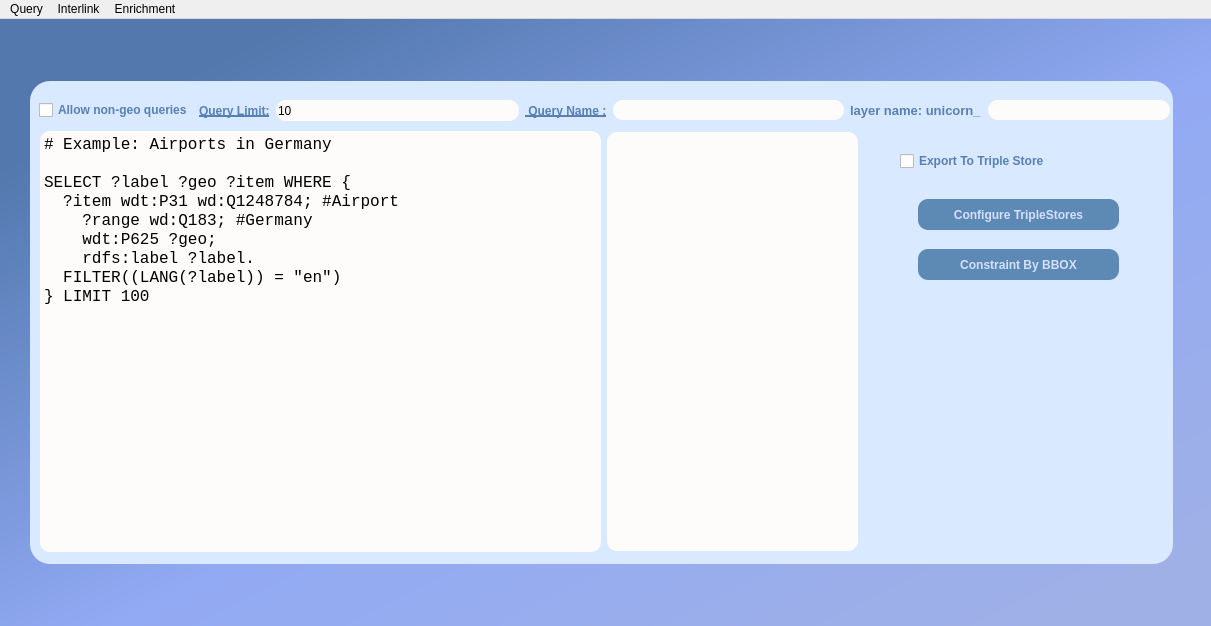
Before: the Qt Designer form sparql_unicorn_dialog_base_simp.ui in Cprudhomme/SpaLOD_qgis_plugin, drawn with Qt 5.
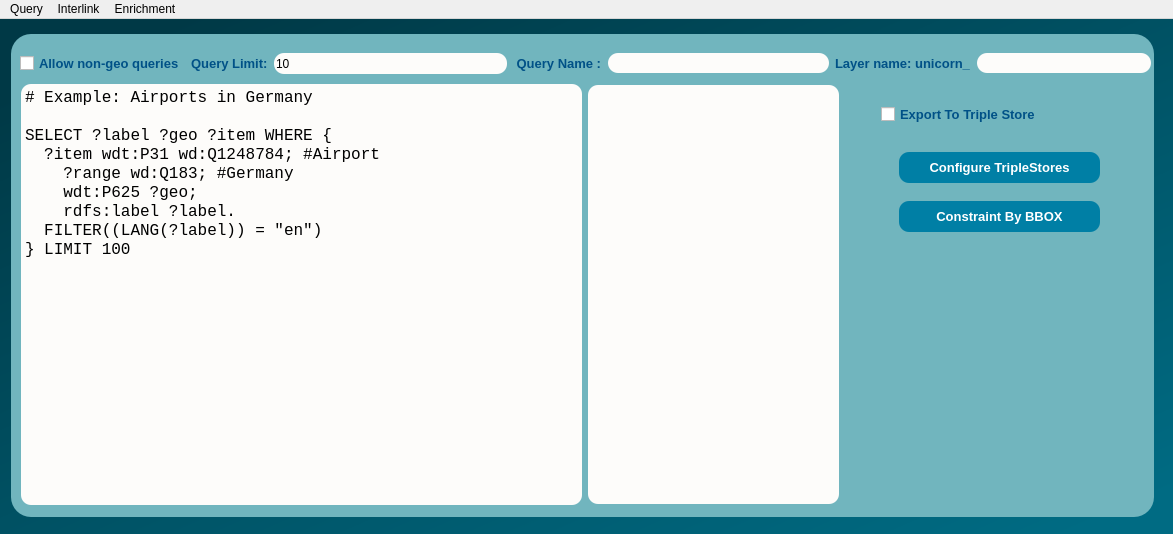
After: the same form once the commit is applied.

Diff of the .ui file:
```diff
--- a/sparql_unicorn_dialog_base_simp.ui
+++ b/sparql_unicorn_dialog_base_simp.ui
@@ -6,8 +6,8 @@
    <rect>
     <x>0</x>
     <y>0</y>
-    <width>1211</width>
-    <height>626</height>
+    <width>1173</width>
+    <height>534</height>
    </rect>
   </property>
   <property name="windowTitle">
@@ -20,7 +20,8 @@
   <widget class="QWidget" name="query_page_central_widget">
    <property name="styleSheet">
     <string notr="true">QObject#query_page_central_widget{
-background-color: qlineargradient(spread:repeat, x1:0, y1:0, x2:1, y2:1, stop:0.125 rgba(82, 120, 174, 255), stop:0.545455 rgba(146, 170, 244, 255), stop:0.931818 rgba(159, 176, 230, 255));}</string>
+background-color:qlineargradient(spread:pad, x1:0, y1:0, x2:1, y2:1, stop:0.0795455 rgba(0, 57, 70, 255), stop:0.5625 rgba(0, 85, 104, 255), stop:0.954545 rgba(0, 107, 131, 255));}
+</string>
    </property>
    <layout class="QGridLayout" name="gridLayout">
     <item row="0" column="1">
@@ -85,7 +86,8 @@
       </property>
       <property name="styleSheet">
        <string notr="true">QObject#query_page_frame{
-background-color:rgb(217, 233, 255);
+	background-color:qlineargradient(spread:pad, x1:0, y1:0, x2:1, y2:1, stop:0.0113636 rgba(113, 181, 190, 255));
+	
 border-radius:20px;}
 
 
@@ -112,7 +114,7 @@
          <widget class="QCheckBox" name="allownongeo">
           <property name="font">
            <font>
-            <pointsize>9</pointsize>
+            <pointsize>10</pointsize>
             <weight>75</weight>
             <bold>true</bold>
            </font>
@@ -121,7 +123,7 @@
            <cursorShape>PointingHandCursor</cursorShape>
           </property>
           <property name="styleSheet">
-           <string notr="true">color: rgb(87, 129, 180);</string>
+           <string notr="true">color:rgb(0, 81, 135);</string>
           </property>
           <property name="text">
            <string>Allow non-geo queries</string>
@@ -134,14 +136,14 @@
            <widget class="QLabel" name="queryLimitLabel">
             <property name="font">
              <font>
-              <pointsize>9</pointsize>
+              <pointsize>10</pointsize>
               <weight>75</weight>
               <bold>true</bold>
-              <underline>true</underline>
+              <underline>false</underline>
              </font>
             </property>
             <property name="styleSheet">
-             <string notr="true">color: rgb(87, 129, 180);</string>
+             <string notr="true">color:rgb(0, 81, 135);</string>
             </property>
             <property name="text">
              <string>Query Limit:</string>
@@ -176,14 +178,14 @@
            <widget class="QLabel" name="saveQueryName_3">
             <property name="font">
              <font>
-              <pointsize>9</pointsize>
+              <pointsize>10</pointsize>
               <weight>75</weight>
               <bold>true</bold>
-              <underline>true</underline>
+              <underline>false</underline>
              </font>
             </property>
             <property name="styleSheet">
-             <string notr="true">color: rgb(87, 129, 180);</string>
+             <string notr="true">color:rgb(0, 81, 135);</string>
             </property>
             <property name="text">
              <string> Query Name :</string>
@@ -222,10 +224,10 @@
              </font>
             </property>
             <property name="styleSheet">
-             <string notr="true">color: rgb(87, 129, 180);</string>
+             <string notr="true">color:rgb(0, 81, 135);</string>
             </property>
             <property name="text">
-             <string>layer name: unicorn_</string>
+             <string>Layer name: unicorn_</string>
             </property>
            </widget>
           </item>
@@ -353,7 +355,7 @@
              </property>
              <property name="font">
               <font>
-               <pointsize>9</pointsize>
+               <pointsize>10</pointsize>
                <weight>75</weight>
                <bold>true</bold>
               </font>
@@ -363,12 +365,9 @@
              </property>
              <property name="styleSheet">
               <string notr="true">
-color: rgb(213, 223, 255);
-
+background-color:rgb(0, 127, 165);
 border-radius:10px;
-
-background-color:rgb(93, 138, 181);
-</string>
+color: rgb(255, 255, 255);</string>
              </property>
              <property name="text">
               <string>Constraint By BBOX</string>
@@ -391,7 +390,7 @@
              </property>
              <property name="font">
               <font>
-               <pointsize>9</pointsize>
+               <pointsize>10</pointsize>
                <weight>75</weight>
                <bold>true</bold>
                <underline>false</underline>
@@ -401,12 +400,10 @@
               <cursorShape>PointingHandCursor</cursorShape>
              </property>
              <property name="styleSheet">
-              <string notr="true">color: rgb(213, 223, 255);
-
+              <string notr="true">
+background-color:rgb(0, 127, 165);
 border-radius:10px;
-
-background-color:rgb(93, 138, 181);
-</string>
+color: rgb(255, 255, 255);</string>
              </property>
              <property name="text">
               <string>Configure TripleStores</string>
@@ -426,6 +423,7 @@
           </property>
           <property name="font">
            <font>
+            <pointsize>10</pointsize>
             <weight>75</weight>
             <bold>true</bold>
            </font>
@@ -434,7 +432,7 @@
            <cursorShape>PointingHandCursor</cursorShape>
           </property>
           <property name="styleSheet">
-           <string notr="true">color: rgb(87, 129, 180);</string>
+           <string notr="true">color:rgb(0, 81, 135);</string>
           </property>
           <property name="text">
            <string>Export To Triple Store</string>
@@ -452,7 +450,7 @@
     <rect>
      <x>0</x>
      <y>0</y>
-     <width>1211</width>
+     <width>1173</width>
      <height>21</height>
     </rect>
    </property>
```
